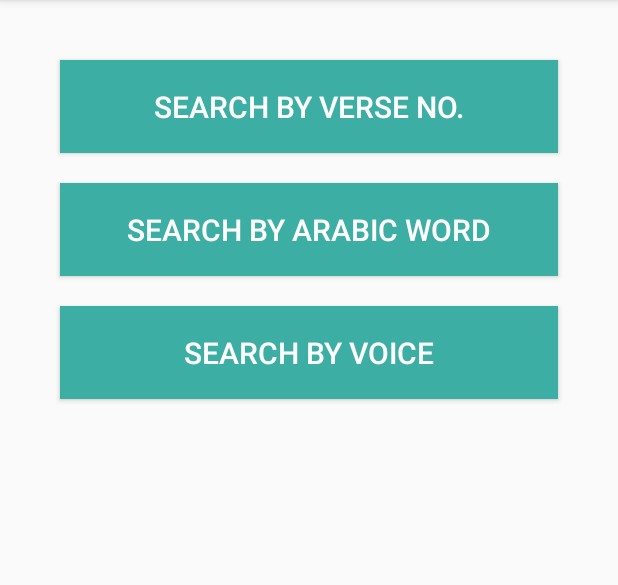
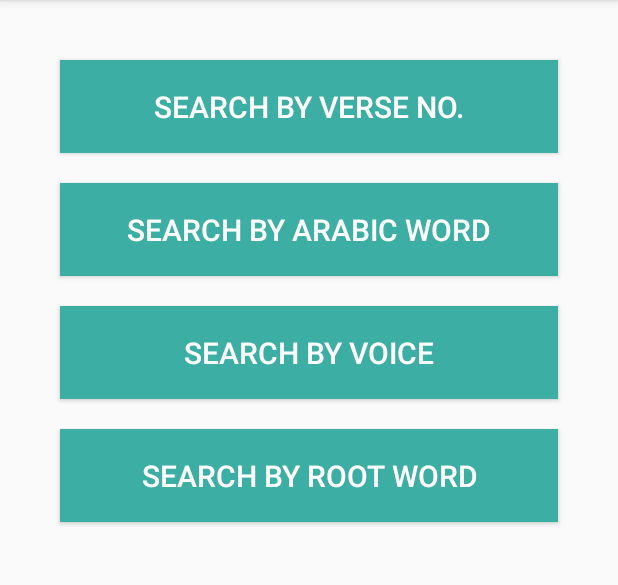
Before and after one commit to naffah/SearchQuranApp, an Android app: the SearchMainActivity screen opened directly, with no data from a screen before it, on a phone screen of 412 x 824 dp, the part 84-669 px from its top. Run offline under Robolectric (Android 15) with nearby library versions, the light colour scheme and no system bars.

Commit message:
Update activity_search_main.xml

```diff
--- a/app/src/main/res/layout/activity_search_main.xml
+++ b/app/src/main/res/layout/activity_search_main.xml
@@ -60,4 +60,21 @@
         app:layout_constraintStart_toStartOf="parent"
         app:layout_constraintTop_toBottomOf="@+id/searchByArabicBtn" />
 
+    <Button
+        android:id="@+id/searchByRootBtn"
+        android:layout_width="332dp"
+        android:layout_height="62dp"
+        android:layout_marginEnd="8dp"
+        android:layout_marginLeft="8dp"
+        android:layout_marginRight="8dp"
+        android:layout_marginStart="8dp"
+        android:layout_marginTop="20dp"
+        android:background="#3CAEA3"
+        android:text="Search By Root Word"
+        android:textColor="@android:color/background_light"
+        android:textSize="20dp"
+        app:layout_constraintEnd_toEndOf="parent"
+        app:layout_constraintStart_toStartOf="parent"
+        app:layout_constraintTop_toBottomOf="@+id/searchByVoiceBtn" />
+
 </android.support.constraint.ConstraintLayout>
```
